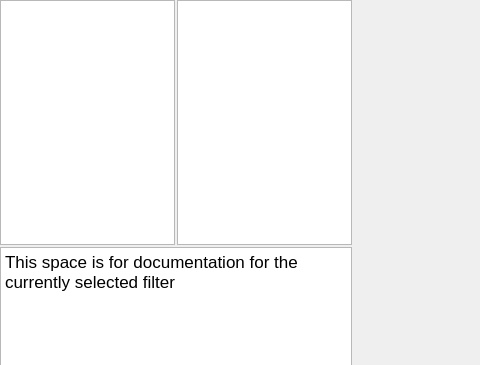
BlueQuartzSoftware/DREAM3D, file Source/Plugins/PipelineBuilder/UI/PipelineBuilderWidget.ui: the form before one commit; both pictures show x 0 to 480 and y 0 to 365 of the 854 by 520 pixel window.
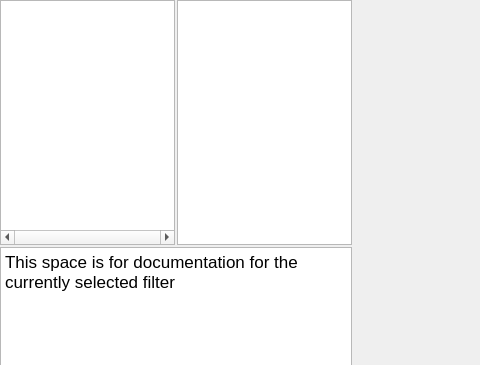
The form after the commit. Icons and pictures are not drawn. Custom widgets are drawn as their Qt base class.

```diff
--- a/Source/Plugins/PipelineBuilder/UI/PipelineBuilderWidget.ui
+++ b/Source/Plugins/PipelineBuilder/UI/PipelineBuilderWidget.ui
@@ -39,6 +39,12 @@
          <height>16777215</height>
         </size>
        </property>
+       <property name="verticalScrollBarPolicy">
+        <enum>Qt::ScrollBarAsNeeded</enum>
+       </property>
+       <property name="horizontalScrollBarPolicy">
+        <enum>Qt::ScrollBarAlwaysOn</enum>
+       </property>
        <property name="headerHidden">
         <bool>true</bool>
        </property>
```
Left out of the diff: 2 changed lines with no effect on the pictures.
